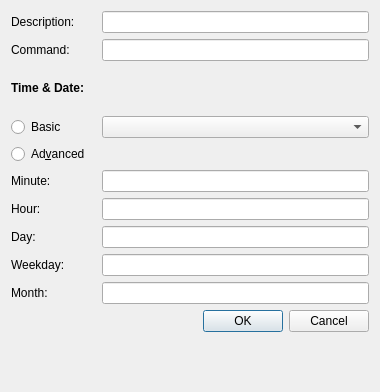
loimu/zeit, file src/taskdialog.ui: the form before one commit.
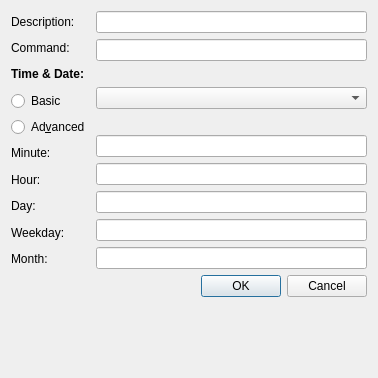
The form after the commit.

Commit message: zeit: visually refine the TaskDialog

Patch:
```diff
--- a/src/taskdialog.ui
+++ b/src/taskdialog.ui
@@ -6,8 +6,8 @@
    <rect>
     <x>0</x>
     <y>0</y>
-    <width>380</width>
-    <height>392</height>
+    <width>378</width>
+    <height>378</height>
    </rect>
   </property>
   <property name="windowTitle">
@@ -17,52 +17,22 @@
    <item>
     <layout class="QHBoxLayout" name="horizontalLayout">
      <item>
-      <widget class="QLabel" name="commentLabel">
-       <property name="minimumSize">
-        <size>
-         <width>85</width>
-         <height>0</height>
-        </size>
-       </property>
+      <layout class="QVBoxLayout" name="verticalLayout_1">
+       <item>
+        <widget class="QLabel" name="label">
        <property name="text">
         <string>Description:</string>
        </property>
       </widget>
      </item>
      <item>
-      <widget class="QLineEdit" name="commentEdit">
-       <property name="clearButtonEnabled">
-        <bool>true</bool>
-       </property>
-      </widget>
-     </item>
-    </layout>
-   </item>
-   <item>
-    <layout class="QHBoxLayout" name="horizontalLayout_2">
-     <item>
-      <widget class="QLabel" name="commandLabel">
-       <property name="minimumSize">
-        <size>
-         <width>85</width>
-         <height>0</height>
-        </size>
-       </property>
+        <widget class="QLabel" name="label_2">
        <property name="text">
         <string>Command:</string>
        </property>
       </widget>
      </item>
      <item>
-      <widget class="QLineEdit" name="commandEdit">
-       <property name="clearButtonEnabled">
-        <bool>true</bool>
-       </property>
-      </widget>
-     </item>
-    </layout>
-   </item>
-   <item>
     <widget class="QLabel" name="label_3">
      <property name="text">
       <string>&lt;html&gt;&lt;head/&gt;&lt;body&gt;&lt;p&gt;&lt;b&gt;Time &amp;amp; Date:&lt;/b&gt;&lt;/p&gt;&lt;/body&gt;&lt;/html&gt;</string>
@@ -70,26 +40,13 @@
     </widget>
    </item>
    <item>
-    <layout class="QHBoxLayout" name="horizontalLayout_3">
-     <item>
       <widget class="QRadioButton" name="radioBasic">
-       <property name="maximumSize">
-        <size>
-         <width>85</width>
-         <height>16777215</height>
-        </size>
-       </property>
        <property name="text">
         <string>Basic</string>
        </property>
       </widget>
      </item>
      <item>
-      <widget class="QComboBox" name="comboBox"/>
-     </item>
-    </layout>
-   </item>
-   <item>
     <widget class="QRadioButton" name="radioAdvanced">
      <property name="text">
       <string>Ad&amp;vanced</string>
@@ -97,102 +54,91 @@
     </widget>
    </item>
    <item>
-    <layout class="QHBoxLayout" name="horizontalLayout_4">
-     <item>
       <widget class="QLabel" name="label_4">
-       <property name="minimumSize">
-        <size>
-         <width>85</width>
-         <height>0</height>
-        </size>
-       </property>
        <property name="text">
         <string>Minute:</string>
        </property>
       </widget>
      </item>
      <item>
-      <widget class="QLineEdit" name="editMinute"/>
-     </item>
-    </layout>
-   </item>
-   <item>
-    <layout class="QHBoxLayout" name="horizontalLayout_5">
-     <item>
       <widget class="QLabel" name="label_5">
-       <property name="minimumSize">
-        <size>
-         <width>85</width>
-         <height>0</height>
-        </size>
-       </property>
        <property name="text">
         <string>Hour:</string>
        </property>
       </widget>
      </item>
      <item>
-      <widget class="QLineEdit" name="editHour"/>
-     </item>
-    </layout>
-   </item>
-   <item>
-    <layout class="QHBoxLayout" name="horizontalLayout_6">
-     <item>
       <widget class="QLabel" name="label_6">
-       <property name="minimumSize">
-        <size>
-         <width>85</width>
-         <height>0</height>
-        </size>
-       </property>
        <property name="text">
         <string>Day:</string>
        </property>
       </widget>
      </item>
      <item>
-      <widget class="QLineEdit" name="editDay"/>
-     </item>
-    </layout>
-   </item>
-   <item>
-    <layout class="QHBoxLayout" name="horizontalLayout_7">
-     <item>
       <widget class="QLabel" name="label_7">
-       <property name="minimumSize">
-        <size>
-         <width>85</width>
-         <height>0</height>
-        </size>
-       </property>
        <property name="text">
         <string>Weekday:</string>
        </property>
       </widget>
      </item>
      <item>
-      <widget class="QLineEdit" name="editWeekday"/>
-     </item>
-    </layout>
-   </item>
-   <item>
-    <layout class="QHBoxLayout" name="horizontalLayout_9">
-     <item>
       <widget class="QLabel" name="label_8">
-       <property name="minimumSize">
-        <size>
-         <width>85</width>
-         <height>0</height>
-        </size>
-       </property>
        <property name="text">
         <string>Month:</string>
        </property>
       </widget>
      </item>
+      </layout>
+     </item>
+     <item>
+      <layout class="QVBoxLayout" name="verticalLayout_2">
+       <item>
+        <widget class="QLineEdit" name="commentEdit">
+         <property name="clearButtonEnabled">
+          <bool>true</bool>
+         </property>
+        </widget>
+       </item>
+       <item>
+        <widget class="QLineEdit" name="commandEdit">
+         <property name="clearButtonEnabled">
+          <bool>true</bool>
+         </property>
+        </widget>
+       </item>
+       <item>
+        <widget class="QLabel" name="label_">
+         <property name="text">
+          <string/>
+         </property>
+        </widget>
+       </item>
+       <item>
+        <widget class="QComboBox" name="comboBox"/>
+       </item>
+       <item>
+        <widget class="QLabel" name="label__">
+         <property name="text">
+          <string/>
+         </property>
+        </widget>
+       </item>
+       <item>
+        <widget class="QLineEdit" name="editMinute"/>
+       </item>
+       <item>
+        <widget class="QLineEdit" name="editHour"/>
+       </item>
+       <item>
+        <widget class="QLineEdit" name="editDay"/>
+       </item>
+       <item>
+        <widget class="QLineEdit" name="editWeekday"/>
+       </item>
      <item>
       <widget class="QLineEdit" name="editMonth"/>
+       </item>
+      </layout>
      </item>
     </layout>
    </item>
```
Lines whose indentation alone changed are shown as unchanged.
